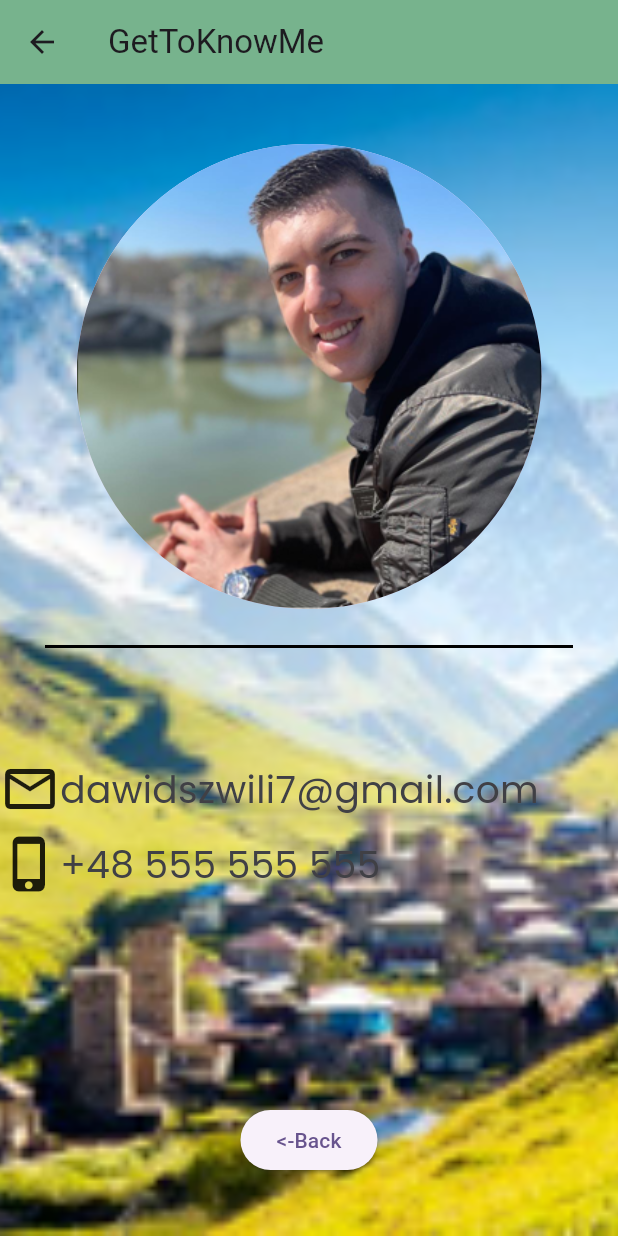
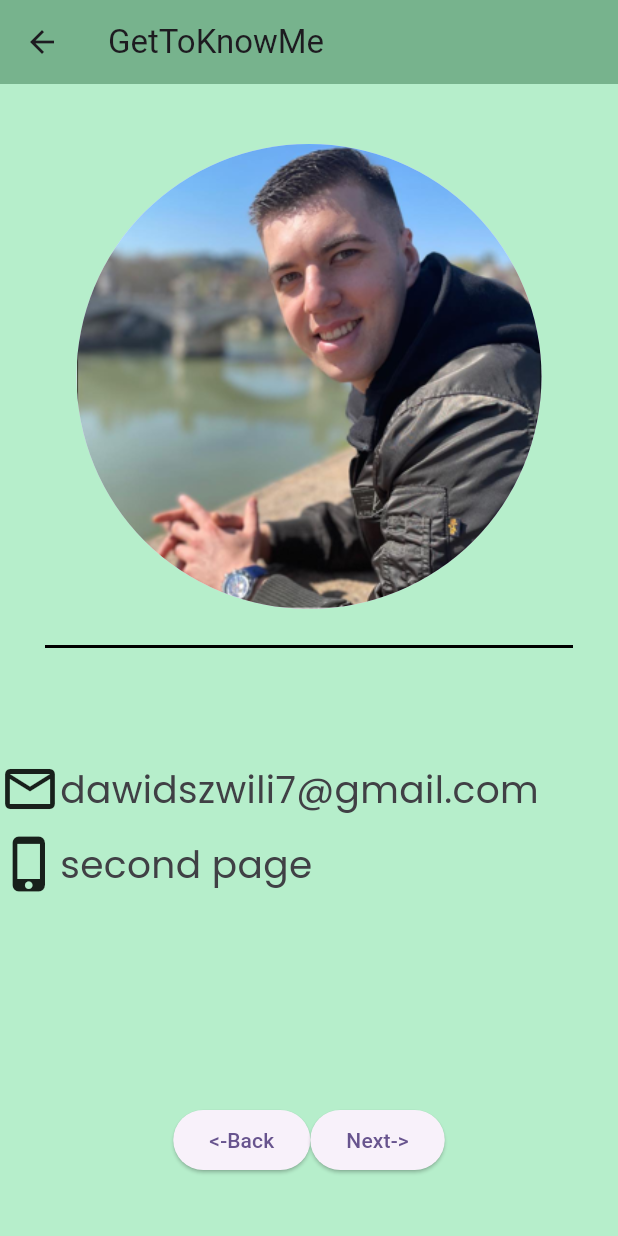
Before and after one commit to dawidszosziaszwili/get_to_know_me, a Flutter app: the SecondPage screen opened directly, on a phone screen of 412 x 824 dp. Run offline on Flutter 3.47's test engine with Material 2 defaults, Android fonts, the phone set to English and light mode, and no system bars; our stand-ins replace google_fonts.

```diff
--- a/lib/SecondPage/second_page.dart
+++ b/lib/SecondPage/second_page.dart
@@ -1,4 +1,5 @@
 import 'package:flutter/material.dart';
+import 'package:get_to_know_me/ThirdPage/third_page.dart';
 import 'package:google_fonts/google_fonts.dart';
 
 class SecondPage extends StatelessWidget {
@@ -13,12 +14,8 @@ class SecondPage extends StatelessWidget {
         title: const Text('GetToKnowMe'),
         backgroundColor: const Color.fromARGB(255, 119, 179, 141),
       ),
-      body: Container(
-        decoration: const BoxDecoration(
-          image: DecorationImage(
-              image: AssetImage('images/back.png'), fit: BoxFit.cover),
-        ),
-        child: Center(
+      backgroundColor: const Color.fromARGB(255, 182, 238, 203),
+      body: Center(
         child: Column(
           mainAxisAlignment: MainAxisAlignment.center,
           children: [
@@ -61,7 +58,7 @@ class SecondPage extends StatelessWidget {
                   size: 40,
                 ),
                 Text(
-                    '+48 555 555 555',
+                  'second page',
                   style: GoogleFonts.poppins(
                     fontSize: 25,
                     color: const Color.fromARGB(255, 64, 64, 69),
@@ -69,17 +66,31 @@ class SecondPage extends StatelessWidget {
                 ),
               ],
             ),
-              SizedBox(
+            const SizedBox(
               height: 140,
             ),
+            Row(
+              mainAxisAlignment: MainAxisAlignment.center,
+              children: [
                 ElevatedButton(
                   child: const Text('<-Back'),
                   onPressed: () {
                     Navigator.of(context).pop();
                   },
-              )
+                ),
+                ElevatedButton(
+                  child: const Text('Next->'),
+                  onPressed: () {
+                    Navigator.of(context).push(
+                      MaterialPageRoute(
+                        builder: (_) => const ThirdPage(),
+                      ),
+                    );
+                  },
+                ),
               ],
             ),
+          ],
         ),
       ),
     );
```
Also changed, not shown: lib/ThirdPage/third_page.dart (added, +64 -0 lines). Lines whose indentation alone changed are shown as unchanged.
